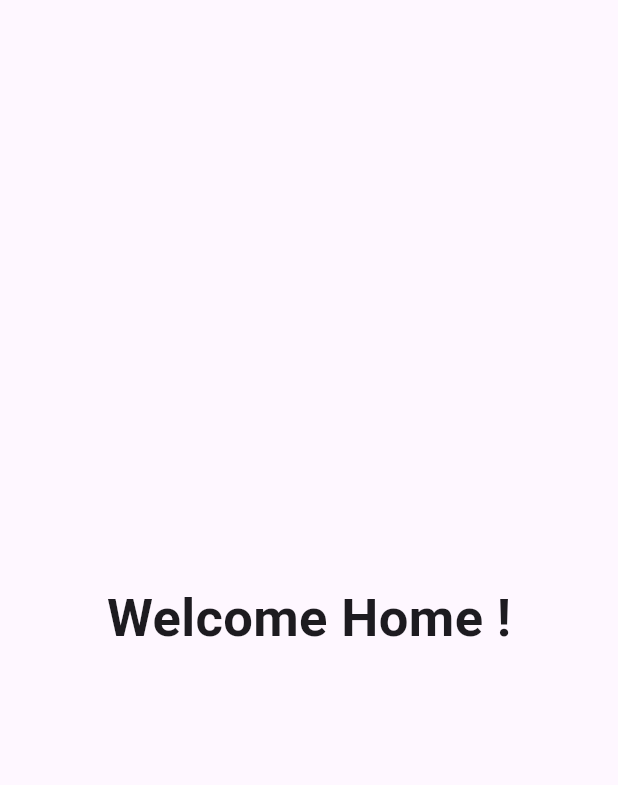
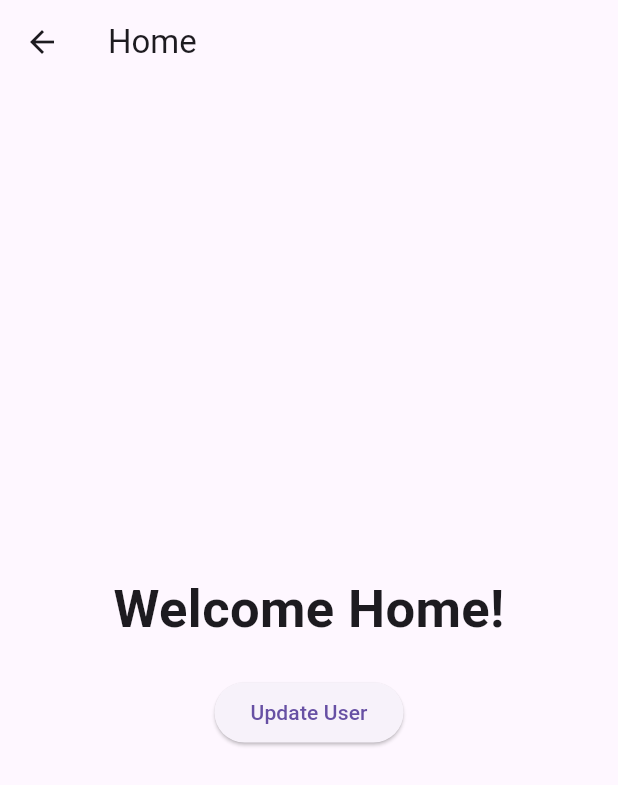
Before and after one commit to kareem2099/LoginApi, a Flutter app: the Home screen opened by its route, on a phone screen of 412 x 824 dp. Shown: the top 785 px of the screen. Run offline on Flutter 3.47's test engine with Material 3 defaults, Android fonts, the light colour scheme and no system bars; our stand-ins replace bloc, equatable, flutter_bloc, flutter_secure_storage, image_picker, shared_preferences; missing offline and left inert: password_strength; accounts and stored records are empty; network calls fail.

Commit message:
updateuser

```diff
--- a/lib/features/authentication/data/base/token.dart
+++ b/lib/features/authentication/data/base/token.dart
@@ -0,0 +1,8 @@
+import 'package:flutter_secure_storage/flutter_secure_storage.dart';
+
+final storage = FlutterSecureStorage();
+
+Future<void> storeToken(String token) async {
+
+  await storage.write(key: 'token', value: token);
+}
--- a/lib/features/authentication/data/constant/const.dart
+++ b/lib/features/authentication/data/constant/const.dart
@@ -1,3 +1,5 @@
 const apiLogin="https://food-api-omega.vercel.app/api/v1/user/signin";
 
 const apiReg = "https://food-api-omega.vercel.app/api/v1/user/signup";
+
+const apiUpdate = 'https://food-api-omega.vercel.app/api/v1/user/update';
--- a/lib/features/authentication/presentation/bloc/authentication_event.dart
+++ b/lib/features/authentication/presentation/bloc/authentication_event.dart
@@ -1,17 +1,21 @@
 part of 'authentication_bloc.dart';
 
+@immutable
+abstract class AuthenticationEvent extends Equatable {
+  const AuthenticationEvent();
 
-@immutable
-sealed class AuthenticationEvent extends Equatable {}
+  @override
+  List<Object> get props => [];
+}
 
 class LoginEvent extends AuthenticationEvent {
   final String email;
   final String password;
 
-  LoginEvent({required this.email, required this.password});
+  const LoginEvent({required this.email, required this.password});
 
   @override
-  List<Object?> get props => [email, password];
+  List<Object> get props => [email, password];
 }
 
 class RegisterEvent extends AuthenticationEvent {
@@ -23,8 +27,33 @@ class RegisterEvent extends AuthenticationEvent {
   final Map<String, dynamic> location;
   final File? profilePic;
 
-  RegisterEvent({required this.name, required this.email, required this.phone, required this.password, required this.confirmPassword,required this.location,required this.profilePic,});
+  const RegisterEvent({
+    required this.name,
+    required this.email,
+    required this.phone,
+    required this.password,
+    required this.confirmPassword,
+    required this.location,
+    this.profilePic,
+  });
 
   @override
-  List<Object?> get props => [name,email,phone, password,confirmPassword,location,profilePic];
+  List<Object> get props => [name, email, phone, password, confirmPassword, location];
 }
+
+class UpdateUserEvent extends AuthenticationEvent {
+  final String name;
+  final String phone;
+  final String location;
+  final File? profilePic;
+
+  const UpdateUserEvent({
+    required this.name,
+    required this.phone,
+    required this.location,
+    this.profilePic,
+  });
+
+  @override
+  List<Object> get props => [name, phone, location];
+}
--- a/lib/features/authentication/presentation/bloc/authentication_state.dart
+++ b/lib/features/authentication/presentation/bloc/authentication_state.dart
@@ -1,23 +1,44 @@
-// ignore_for_file: must_be_immutable
-
 part of 'authentication_bloc.dart';
 
 @immutable
-sealed class AuthenticationState extends Equatable {
+abstract class AuthenticationState extends Equatable {
+  const AuthenticationState();
+
   @override
-  List<Object?> get props => [];
+  List<Object> get props => [];
 }
 
-final class AuthenticationInitial extends AuthenticationState {}
+class AuthenticationInitial extends AuthenticationState {}
 
-final class AuthenticationLoading extends AuthenticationState {}
+class AuthenticationLoading extends AuthenticationState {}
 
-final class AuthenticationSuccess extends AuthenticationState {}
+class AuthenticationSuccess extends AuthenticationState {
+  final String token;
 
-final class AuthenticationError extends AuthenticationState {
+  const AuthenticationSuccess({required this.token});
+
+  @override
+  List<Object> get props => [token];
+}
+
+class AuthenticationError extends AuthenticationState {
   final String message;
 
-  AuthenticationError({required this.message});
-    @override
-  List<Object?> get props => [message];
+  const AuthenticationError({required this.message});
+
+  @override
+  List<Object> get props => [message];
 }
+
+class UserUpdateLoading extends AuthenticationState {}
+
+class UserUpdateSuccess extends AuthenticationState {}
+
+class UserUpdateError extends AuthenticationState {
+  final String message;
+
+  const UserUpdateError({required this.message});
+
+  @override
+  List<Object> get props => [message];
+}
--- a/lib/features/authentication/presentation/screens/login_page.dart
+++ b/lib/features/authentication/presentation/screens/login_page.dart
@@ -5,6 +5,8 @@ import 'package:auth_api/features/authentication/presentation/screens/register_p
 import 'package:auth_api/features/home/home.dart';
 import 'package:flutter/material.dart';
 import 'package:flutter_bloc/flutter_bloc.dart';
+
+import '../components/validators.dart';
 
 class LoginPage extends StatefulWidget {
   const LoginPage({super.key});
@@ -21,6 +23,7 @@ class _LoginPageState extends State<LoginPage> {
   TextEditingController email = TextEditingController();
   TextEditingController password = TextEditingController();
   bool isLoading = false;
+  bool obsecure = true;
 
   @override
   void initState() {
@@ -54,8 +57,9 @@ class _LoginPageState extends State<LoginPage> {
             ),
             PasswordFormatField(
               fKey: passwordKey,
-              label: "password",
+              label: "Password",
               controller: password,
+              validator: validateLoginPassword,
             ),
             BlocListener<AuthenticationBloc, AuthenticationState>(
               listener: (context, state) {
--- a/lib/features/home/home.dart
+++ b/lib/features/home/home.dart
@@ -1,18 +1,33 @@
 import 'package:flutter/material.dart';
+import '../authentication/presentation/screens/update_page.dart';
 
 class Home extends StatelessWidget {
   const Home({super.key});
   static String routeName = "homePage";
+
   @override
   Widget build(BuildContext context) {
-    return const Scaffold(
+    return Scaffold(
+      appBar: AppBar(title: const Text('Home')),
       body: Center(
-        child: Text(
-          "Welcome Home !",
-          style: TextStyle(
-            fontSize: 35,
-            fontWeight: FontWeight.bold,
-          ),
+        child: Column(
+          mainAxisAlignment: MainAxisAlignment.center,
+          children: [
+            const Text(
+              "Welcome Home!",
+              style: TextStyle(
+                fontSize: 35,
+                fontWeight: FontWeight.bold,
+              ),
+            ),
+            const SizedBox(height: 20),
+            ElevatedButton(
+              onPressed: () {
+                Navigator.pushNamed(context, UpdateUserPage.routeName);
+              },
+              child: const Text('Update User'),
+            ),
+          ],
         ),
       ),
     );
--- a/lib/main.dart
+++ b/lib/main.dart
@@ -7,6 +7,8 @@ import 'package:auth_api/features/home/home.dart';
 import 'package:flutter/material.dart';
 import 'package:flutter_bloc/flutter_bloc.dart';
 import 'features/authentication/domain/Reoposetory/register_repo.dart';
+import 'features/authentication/domain/Reoposetory/update_repo.dart';
+import 'features/authentication/presentation/screens/update_page.dart';
 
 
 void main() {
@@ -33,7 +35,7 @@ class AuthApp extends StatelessWidget {
   Widget build(BuildContext context) {
     return MultiBlocProvider(
       providers: [
-        BlocProvider(create: (context) => AuthenticationBloc(LoginRepo(), RegisterRepo())),
+        BlocProvider(create: (context) => AuthenticationBloc(LoginRepo(), RegisterRepo(),UserService(),)),
       ],
       child: MaterialApp(
         initialRoute: LoginPage.routName,
@@ -42,6 +44,7 @@ class AuthApp extends StatelessWidget {
           RegisterPage.routName: (context) => const RegisterPage(),
           LoginPage.routName: (context) => const LoginPage(),
           Home.routeName: (context) => const Home(),
+          UpdateUserPage.routeName: (context) => const UpdateUserPage(),
         },
       ),
     );
--- a/pubspec.yaml
+++ b/pubspec.yaml
@@ -40,6 +40,9 @@ dependencies:
   equatable: ^2.0.5
   flutter_bloc: ^8.1.6
   image_picker: ^1.1.2
+  password_strength: ^0.2.0
+  flutter_secure_storage: ^9.2.2
+  shared_preferences: ^2.2.3
 
 
 dev_dependencies:
```
Also changed, not shown: lib/features/authentication/domain/Reoposetory/update_repo.dart (+69 -16 lines), lib/features/authentication/presentation/bloc/authentication_bloc.dart (+47 -14 lines), lib/features/authentication/presentation/components/password_form_field.dart (+71 -15 lines), lib/features/authentication/presentation/components/text_format_field.dart (+10 -10 lines), lib/features/authentication/presentation/components/validators.dart (+62 -0 lines), lib/features/authentication/presentation/screens/register_page.dart (+21 -7 lines), lib/features/authentication/presentation/screens/update_page.dart (+169 -0 lines), pubspec.lock, 3 other files.
